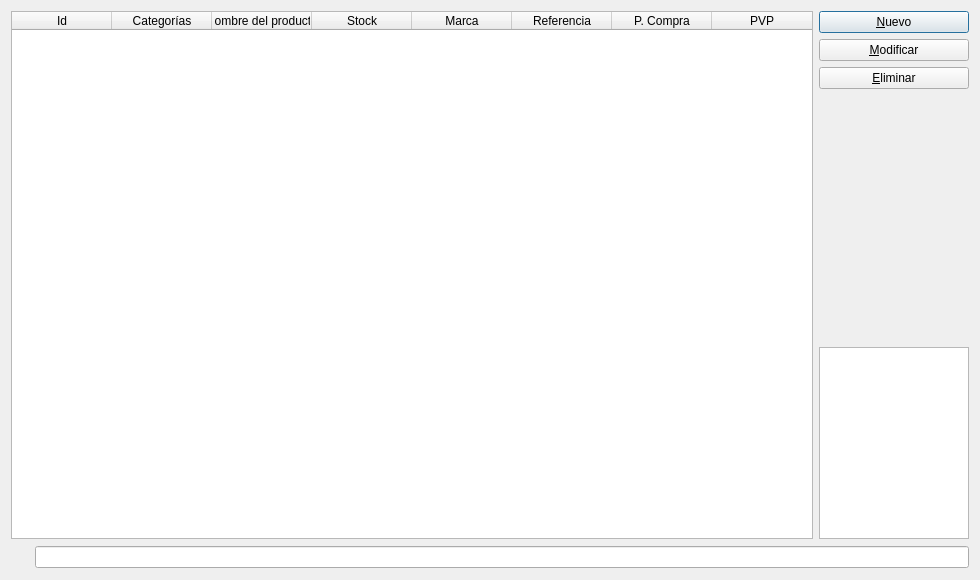
The window that forms/frmproductoslist.ui (santiagogonzalezsuarez/MarpajarosTPV) describes before a commit, drawn with Qt 5.
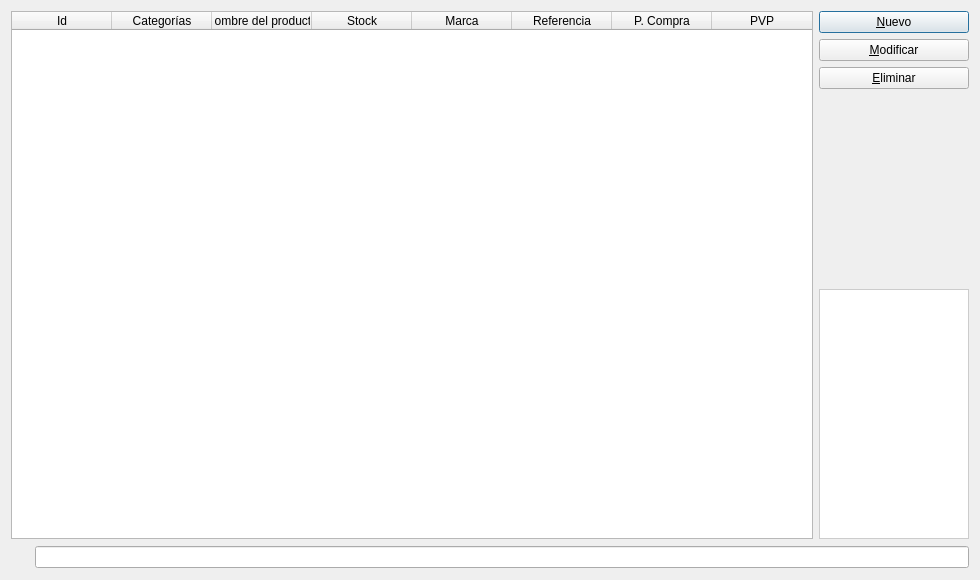
The same window after the commit. Icons and pictures are not drawn.

Commit message: Añadir foto al listado de productos

```diff
--- a/forms/frmproductoslist.ui
+++ b/forms/frmproductoslist.ui
@@ -64,12 +64,12 @@
       </spacer>
      </item>
      <item>
-      <widget class="QGraphicsView" name="grImagen">
-       <property name="sizePolicy">
-        <sizepolicy hsizetype="Preferred" vsizetype="Preferred">
-         <horstretch>0</horstretch>
-         <verstretch>0</verstretch>
-        </sizepolicy>
+      <widget class="QLabel" name="imgProducto">
+       <property name="minimumSize">
+        <size>
+         <width>150</width>
+         <height>250</height>
+        </size>
        </property>
        <property name="maximumSize">
         <size>
@@ -77,6 +77,13 @@
          <height>250</height>
         </size>
        </property>
+       <property name="styleSheet">
+        <string notr="true">border: 1px solid #cccccc;
+background-color: white;</string>
+       </property>
+       <property name="text">
+        <string/>
+       </property>
       </widget>
      </item>
     </layout>
```
Left out of the diff: 17 changed lines with no effect on the pictures. The commit also changes 8 other files.
